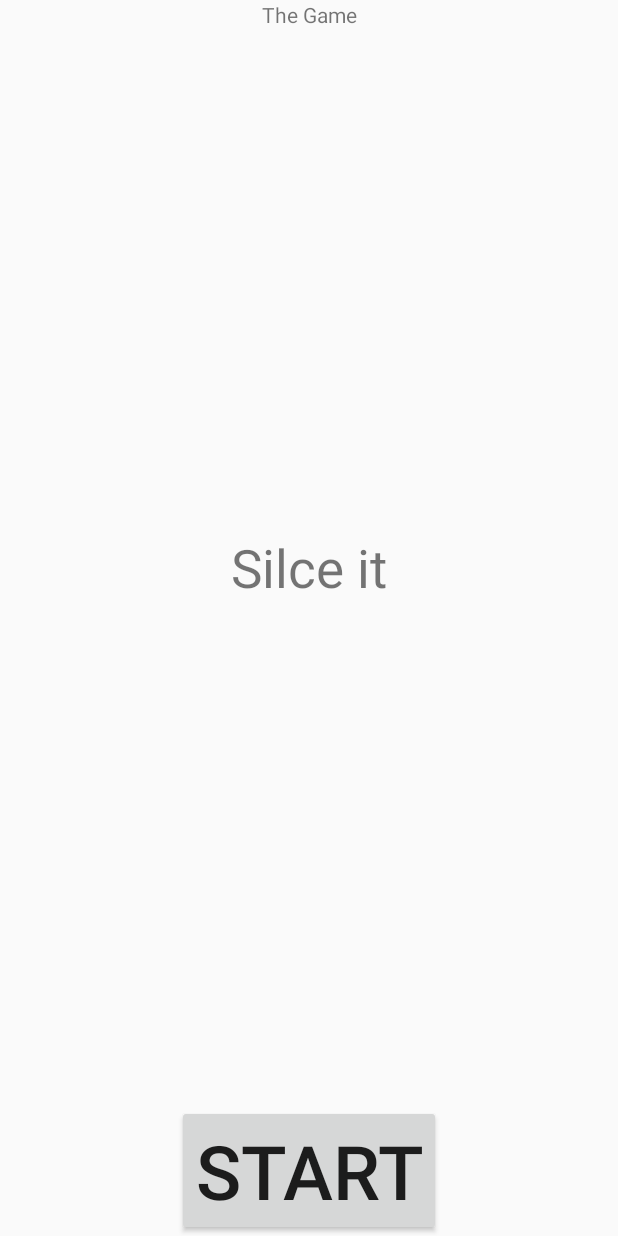
After one commit to Celesta129/AndPrograming, an Android app: the layout activiry_title.xml on its own in the app's theme, with its tools: preview values and no code run, on a phone screen of 412 x 824 dp. The commit adds this screen. Run offline under Robolectric (Android 15) with nearby library versions, the phone set to English and light mode, and no system bars.

Commit message:
게임 만드는중

```diff
--- a/Program/app/src/main/AndroidManifest.xml
+++ b/Program/app/src/main/AndroidManifest.xml
@@ -9,7 +9,7 @@
         android:roundIcon="@mipmap/ic_launcher_round"
         android:supportsRtl="true"
         android:theme="@style/AppTheme">
-        <activity android:name=".MainActivity">
+        <activity android:name=".ui.activity.MainActivity">
             <intent-filter>
                 <action android:name="android.intent.action.MAIN" />
 
--- /dev/null
+++ b/Program/app/src/main/res/layout/activiry_title.xml
@@ -0,0 +1,41 @@
+<?xml version="1.0" encoding="utf-8"?>
+<androidx.constraintlayout.widget.ConstraintLayout xmlns:android="http://schemas.android.com/apk/res/android"
+    xmlns:app="http://schemas.android.com/apk/res-auto"
+    xmlns:tools="http://schemas.android.com/tools"
+    android:layout_width="match_parent"
+    android:layout_height="match_parent"
+
+    tools:context=".ui.activity.TitleActivity">
+
+    <TextView
+        android:id="@+id/textView"
+        android:layout_width="wrap_content"
+        android:layout_height="wrap_content"
+        android:text="The Game"
+        app:layout_constraintEnd_toEndOf="parent"
+        app:layout_constraintStart_toStartOf="parent"
+        app:layout_constraintTop_toTopOf="parent" />
+
+    <TextView
+        android:layout_width="wrap_content"
+        android:layout_height="wrap_content"
+        android:text="Silce it"
+        android:textSize="35sp"
+        app:layout_constraintBottom_toTopOf="@+id/btnStart"
+        app:layout_constraintEnd_toEndOf="parent"
+        app:layout_constraintStart_toStartOf="parent"
+        app:layout_constraintTop_toBottomOf="@+id/textView" />
+
+    <Button
+        android:id="@+id/btnStart"
+        android:layout_width="wrap_content"
+        android:layout_height="wrap_content"
+        android:text="Start"
+        android:textSize="50sp"
+        android:onClick="onBtnStart"
+        app:layout_constraintBottom_toBottomOf="parent"
+        app:layout_constraintEnd_toEndOf="parent"
+        app:layout_constraintStart_toStartOf="parent"
+        tools:ignore="OnClick" />
+
+</androidx.constraintlayout.widget.ConstraintLayout>
--- a/Program/app/src/main/res/layout/activity_main.xml
+++ b/Program/app/src/main/res/layout/activity_main.xml
@@ -4,7 +4,7 @@
     xmlns:tools="http://schemas.android.com/tools"
     android:layout_width="match_parent"
     android:layout_height="match_parent"
-    tools:context=".MainActivity">
+    tools:context=".ui.activity.MainActivity">
 
     <TextView
         android:layout_width="wrap_content"
```
Also changed, not shown: Program/app/src/main/java/kr/ac/kpu/kimkt/sliceit/MainActivity.java (deleted, +0 -14 lines), Program/app/src/main/java/kr/ac/kpu/kimkt/sliceit/game/GameWorld.java (added, +108 -0 lines), Program/app/src/main/java/kr/ac/kpu/kimkt/sliceit/iface/GameObject.java (added, +8 -0 lines), Program/app/src/main/java/kr/ac/kpu/kimkt/sliceit/ui/activity/MainActivity.java (added, +45 -0 lines), Program/app/src/main/java/kr/ac/kpu/kimkt/sliceit/ui/activity/TitleActivity.java (added, +43 -0 lines), Program/app/src/main/java/kr/ac/kpu/kimkt/sliceit/ui/view/GameView.java (added, +99 -0 lines).
